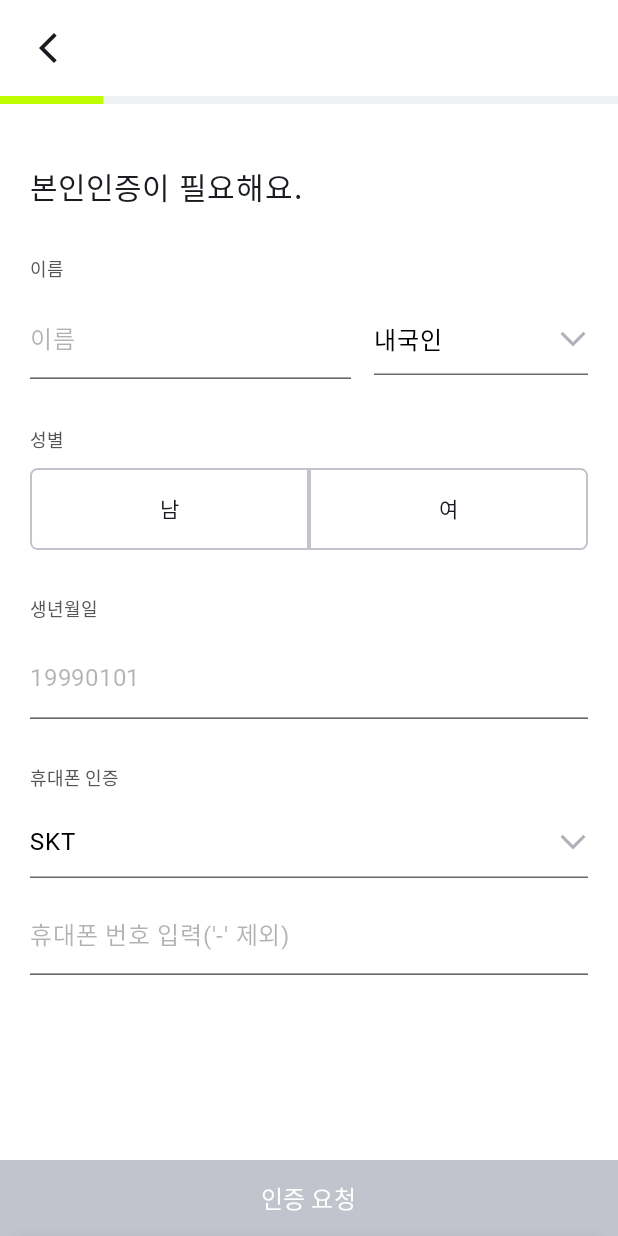
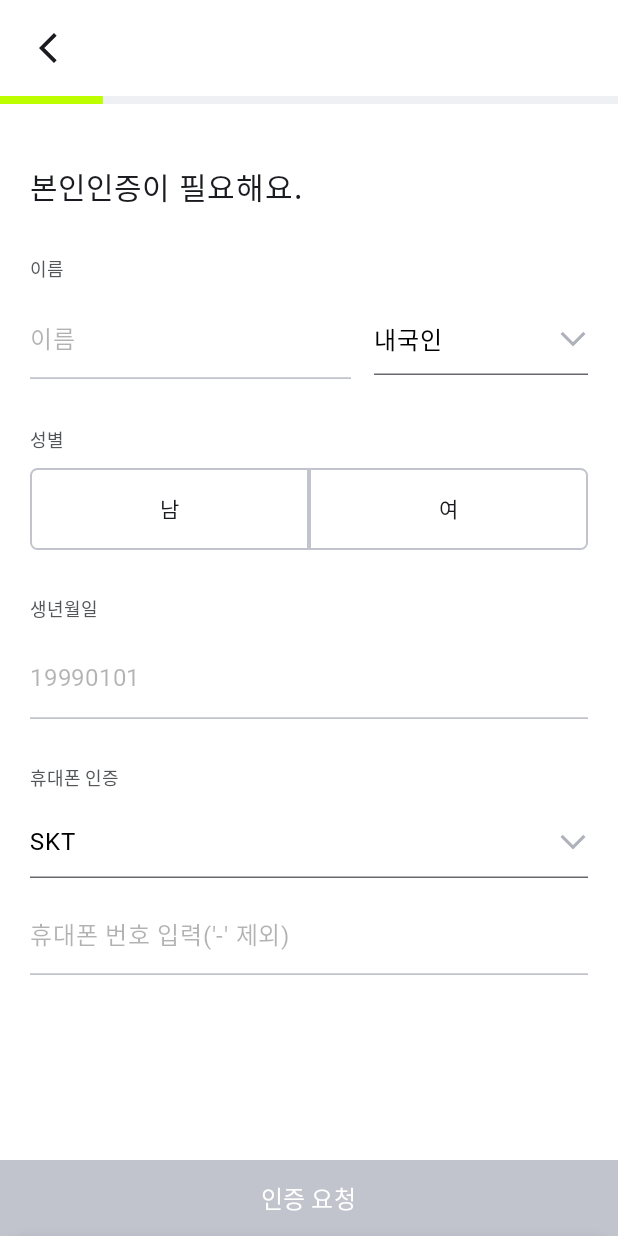
Before and after one commit to FashionWeek-Runway/Runway-Android, an Android app built with Jetpack Compose: the screen it shows after launch (MainActivity), after a tap on "간편하게 가입하기", on a phone screen of 412 x 824 dp. Run offline under Robolectric (Android 15) with nearby library versions, the phone set to English and light mode, and no system bars; our stand-ins replace Dagger/Hilt's generated code, accompanist; Roboto replaces fonts that are not available here.

Commit message:
design : 텍스트필드 선색 변경

```diff
--- a/app/src/main/java/com/cmc12th/runway/ui/components/CustomTextField.kt
+++ b/app/src/main/java/com/cmc12th/runway/ui/components/CustomTextField.kt
@@ -56,7 +56,7 @@ fun CustomTextField(
                     if (it.isFocused) {
                         bottomLineColor.value = Color.Black
                     } else {
-                        bottomLineColor.value = Gray600
+                        bottomLineColor.value = Gray300
                     }
                 }
                 .bottomBorder(1.dp, if (onErrorState) Error_Color else bottomLineColor.value)
@@ -133,7 +133,7 @@ fun CustomTextField(
                     if (it.isFocused) {
                         bottomLineColor.value = Color.Black
                     } else {
-                        bottomLineColor.value = Gray600
+                        bottomLineColor.value = Gray300
                     }
                 }
                 .bottomBorder(1.dp, if (onErrorState) Error_Color else bottomLineColor.value)
```
